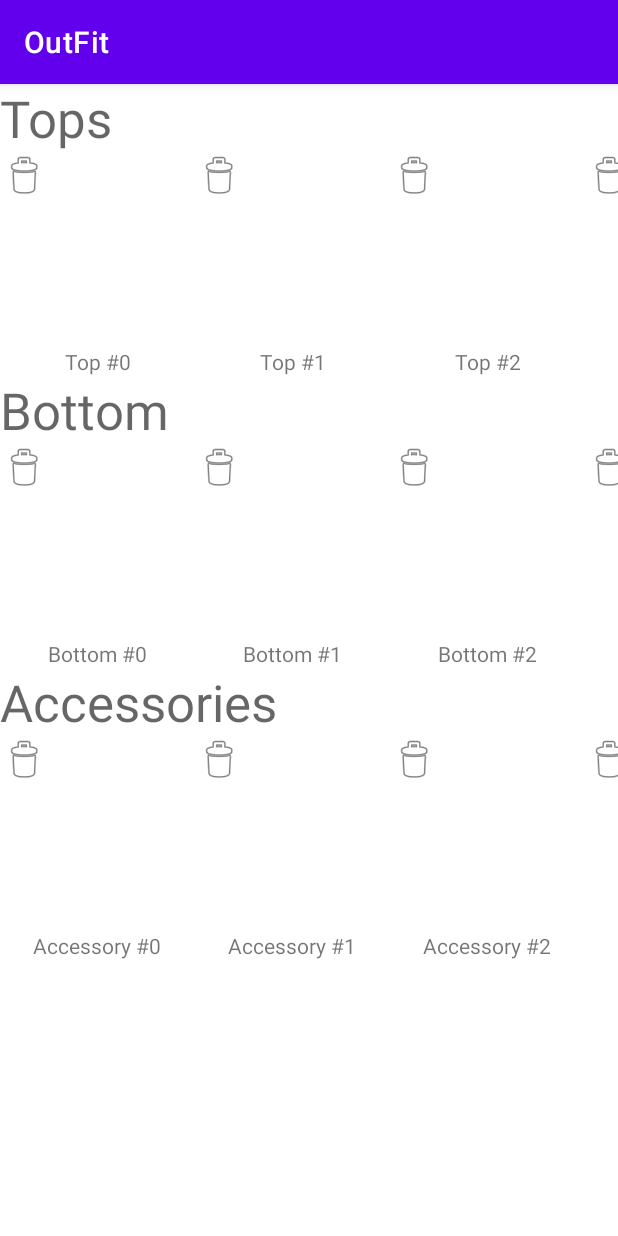
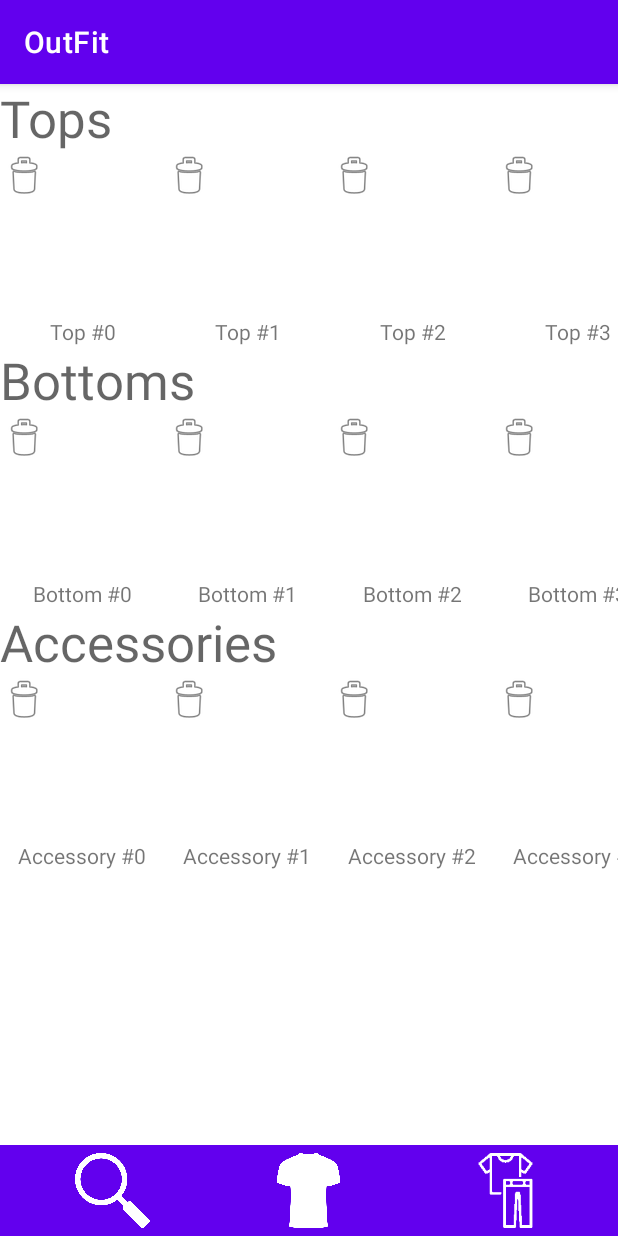
Before and after one commit to 19kmunz/OutFit, an Android app: the screen it shows after launch (MainActivity), on a phone screen of 412 x 824 dp. Run offline under Robolectric (Android 15) with nearby library versions, the phone set to English and light mode, and no system bars.

Commit message:
Add Bottom Nav Bar

```diff
--- a/app/src/main/res/layout/fragment_closet.xml
+++ b/app/src/main/res/layout/fragment_closet.xml
@@ -1,5 +1,6 @@
 <?xml version="1.0" encoding="utf-8"?>
-<LinearLayout xmlns:android="http://schemas.android.com/apk/res/android"
+<RelativeLayout xmlns:android="http://schemas.android.com/apk/res/android"
+    xmlns:app="http://schemas.android.com/apk/res-auto"
     android:orientation="vertical"
     android:layout_width="match_parent"
     android:layout_height="match_parent">
@@ -9,36 +10,83 @@
         android:layout_width="match_parent"
         android:layout_height="wrap_content"
         android:text="@string/tops"
-        android:textAppearance="@style/TextAppearance.AppCompat.Display1" />
+        android:textAppearance="@style/TextAppearance.AppCompat.Display1"
+        android:layout_alignParentTop="true" />
 
     <androidx.recyclerview.widget.RecyclerView
         android:id="@+id/tops_list"
         android:layout_width="match_parent"
         android:layout_height="wrap_content"
-        android:orientation="horizontal"/>
+        android:orientation="horizontal"
+        android:layout_below="@+id/tops_title"/>
+
     <TextView
         android:id="@+id/bottoms_title"
         android:layout_width="match_parent"
         android:layout_height="wrap_content"
         android:text="@string/bottom"
-        android:textAppearance="@style/TextAppearance.AppCompat.Display1" />
+        android:textAppearance="@style/TextAppearance.AppCompat.Display1"
+        android:layout_below="@+id/tops_list"/>
 
     <androidx.recyclerview.widget.RecyclerView
         android:id="@+id/bottoms_list"
         android:layout_width="match_parent"
         android:layout_height="wrap_content"
-        android:orientation="horizontal"/>
+        android:layout_below="@+id/bottoms_title"
+        android:orientation="horizontal" />
 
     <TextView
         android:id="@+id/acc_title"
         android:layout_width="match_parent"
         android:layout_height="wrap_content"
-        android:text="Accessories"
-        android:textAppearance="@style/TextAppearance.AppCompat.Display1" />
+        android:text="@string/accessories"
+        android:textAppearance="@style/TextAppearance.AppCompat.Display1"
+        android:layout_below="@+id/bottoms_list" />
 
     <androidx.recyclerview.widget.RecyclerView
         android:id="@+id/acc_list"
         android:layout_width="match_parent"
         android:layout_height="wrap_content"
-        android:orientation="horizontal"/>
-</LinearLayout>
+        android:layout_below="@+id/acc_title"
+        android:orientation="horizontal" />
+    <RelativeLayout
+        android:id="@+id/layout_banner"
+        android:layout_width="match_parent"
+        android:layout_height="wrap_content"
+        android:layout_alignParentBottom="true"
+        android:background="@color/purple_500">
+
+        <ImageView
+            android:id="@+id/search"
+            android:layout_width="50dp"
+            android:layout_height="50dp"
+            app:srcCompat="@drawable/magnifyingglass"
+            android:layout_alignParentLeft="true"
+            android:layout_marginLeft="50dp"
+            android:layout_marginTop="5dp"
+            android:layout_marginBottom="5dp"/>
+
+        <ImageView
+            android:id="@+id/closet"
+            android:layout_width="50dp"
+            android:layout_height="50dp"
+            app:srcCompat="@drawable/shirtlogo"
+            android:layout_centerHorizontal="true"
+            android:layout_marginTop="5dp"
+            android:layout_marginBottom="5dp" />
+
+        <ImageView
+            android:id="@+id/outfits"
+            android:layout_width="50dp"
+            android:layout_height="50dp"
+            app:srcCompat="@drawable/outfiticon"
+            android:layout_alignParentRight="true"
+            android:layout_marginRight="50dp"
+            android:layout_marginTop="5dp"
+            android:layout_marginBottom="5dp"/>
+
+    </RelativeLayout>
+
+
+
+</RelativeLayout>
--- a/app/src/main/res/layout/list_item_clothing.xml
+++ b/app/src/main/res/layout/list_item_clothing.xml
@@ -12,8 +12,8 @@
 
         <ImageView
             android:id="@+id/image"
-            android:layout_width="130dp"
-            android:layout_height="130dp"
+            android:layout_width="110dp"
+            android:layout_height="110dp"
             tools:srcCompat="@tools:sample/avatars" />
 
         <ImageView
--- a/app/src/main/res/values/strings.xml
+++ b/app/src/main/res/values/strings.xml
@@ -2,5 +2,6 @@
     <string name="app_name">OutFit</string>
     <string name="clothing_name">Clothing Name</string>
     <string name="tops">Tops</string>
-    <string name="bottom">Bottom</string>
+    <string name="bottom">Bottoms</string>
+    <string name="accessories">Accessories</string>
 </resources>
```
Also changed, not shown: app/src/main/res/drawable/magnifyingglass.png (added), app/src/main/res/drawable/outfiticon.png (added), app/src/main/res/drawable/shirtlogo.png (added).
